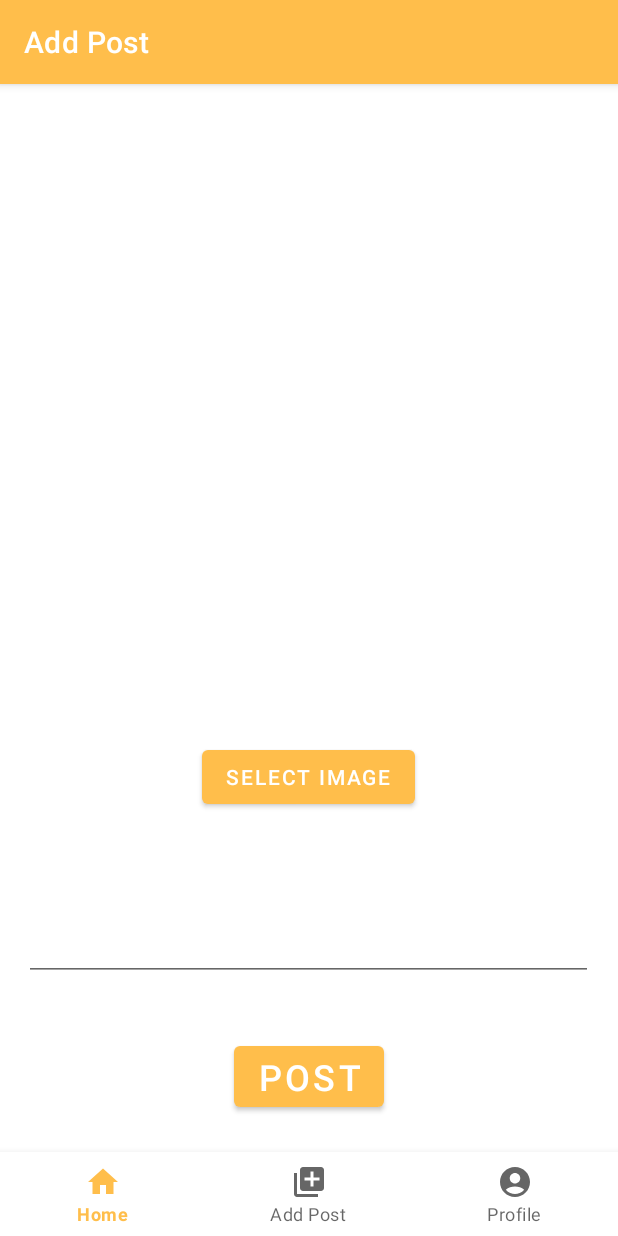
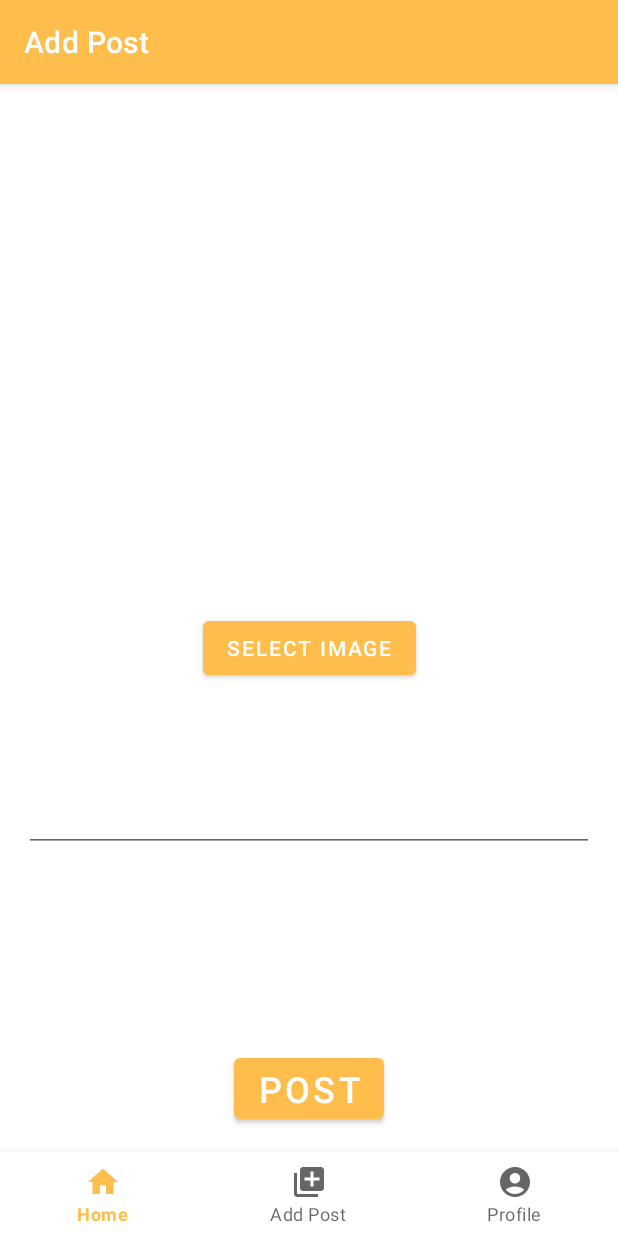
Before and after one commit to FranciscoOliveira7/ReBeal, an Android app: the AddPostFragment screen opened through its navigation route, after a tap on "POST", on a phone screen of 412 x 824 dp. Run offline under Robolectric (Android 15) with nearby library versions, the phone set to English and light mode, and no system bars; our stand-ins replace Firebase (no records; nobody signed in at launch, a user with empty details on screens opened directly), navigation-ui.

```diff
--- a/app/src/main/java/ipca/project/rebeal/ui/addpost/AddPostFragment.kt
+++ b/app/src/main/java/ipca/project/rebeal/ui/addpost/AddPostFragment.kt
@@ -14,6 +14,7 @@ import android.view.LayoutInflater
 import android.view.View
 import android.view.ViewGroup
 import android.widget.ImageView
+import android.widget.Toast
 import com.bumptech.glide.Glide
 import com.bumptech.glide.load.engine.DiskCacheStrategy
 import com.google.firebase.Firebase
@@ -53,6 +54,8 @@ class AddPostFragment : Fragment() {
             uploadImage()
         }
         binding.button.setOnClickListener {
+            if (binding.editTextMultiLine2.text != null)
+                Toast.makeText(requireContext(), "Introduz algo na descrição", Toast.LENGTH_SHORT).show()
             uploadImageToFirebase()
         }
     }
@@ -156,7 +159,7 @@ class AddPostFragment : Fragment() {
                 .into(binding.imageView2)
 
             val bitmap: Bitmap = MediaStore.Images.Media.getBitmap(requireActivity().contentResolver, it)
-            val description = binding.editTextTextMultiLine2.text.toString()
+            val description = binding.editTextMultiLine2.text.toString()
 
             Log.d("Description", "Description: $description")
 
--- a/app/src/main/java/ipca/project/rebeal/ui/home/HomeFragment.kt
+++ b/app/src/main/java/ipca/project/rebeal/ui/home/HomeFragment.kt
@@ -78,9 +78,9 @@ class HomeFragment : Fragment() {
                     val descricao = document.getString("description")
                     val username = document.getString("username") ?: "Sem Username??"
                     val urlToImage = document.getString("imageUrl")
-//                    val date = document.getTimestamp("timestamp")?.toDate() ?: Date()
+                    val date = document.getTimestamp("timestamp")?.toDate() ?: Date()
 
-                    Post(username, descricao, urlToImage, Date())
+                    Post(username, descricao, urlToImage, date)
                 }
 
                 withContext(Dispatchers.Main) {
--- a/app/src/main/java/ipca/project/rebeal/ui/profile/ProfileFragment.kt
+++ b/app/src/main/java/ipca/project/rebeal/ui/profile/ProfileFragment.kt
@@ -77,8 +77,9 @@ class ProfileFragment : Fragment() {
                 for (document in querySnapshot) {
                     val descricao = document.getString("description")
                     val urlToImage = document.getString("imageUrl")
+                    val date = document.getTimestamp("timestamp")?.toDate() ?: Date()
 
-                    val post = Post("?", descricao, urlToImage, Date())
+                    val post = Post("?", descricao, urlToImage, date)
                     posts.add(post)
                 }
 
--- a/app/src/main/res/layout/activity_main.xml
+++ b/app/src/main/res/layout/activity_main.xml
@@ -1,11 +1,10 @@
 <?xml version="1.0" encoding="utf-8"?>
-<androidx.constraintlayout.widget.ConstraintLayout
-    xmlns:android="http://schemas.android.com/apk/res/android"
+<androidx.constraintlayout.widget.ConstraintLayout xmlns:android="http://schemas.android.com/apk/res/android"
     xmlns:app="http://schemas.android.com/apk/res-auto"
     android:id="@+id/container"
     android:layout_width="match_parent"
     android:layout_height="match_parent"
-    android:paddingTop="?attr/actionBarSize" >
+    >
 
     <com.google.android.material.bottomnavigation.BottomNavigationView
         android:id="@+id/nav_view"
@@ -13,7 +12,6 @@
         android:layout_height="wrap_content"
         android:background="?android:attr/windowBackground"
         app:layout_constraintBottom_toBottomOf="parent"
-        app:layout_constraintHorizontal_bias="0.0"
         app:layout_constraintLeft_toLeftOf="parent"
         app:layout_constraintRight_toRightOf="parent"
         app:menu="@menu/bottom_nav_menu" />
@@ -21,15 +19,13 @@
     <fragment
         android:id="@+id/nav_host_fragment_activity_main"
         android:name="androidx.navigation.fragment.NavHostFragment"
-        android:layout_width="411dp"
-        android:layout_height="618dp"
+        android:layout_width="match_parent"
+        android:layout_height="0dp"
         app:defaultNavHost="true"
-        app:layout_constraintBottom_toTopOf="@id/nav_view"
-        app:layout_constraintHorizontal_bias="0.0"
-        app:layout_constraintLeft_toLeftOf="parent"
-        app:layout_constraintRight_toRightOf="parent"
+        app:layout_constraintBottom_toTopOf="@+id/nav_view"
+        app:layout_constraintEnd_toEndOf="parent"
+        app:layout_constraintStart_toStartOf="parent"
         app:layout_constraintTop_toTopOf="parent"
-        app:layout_constraintVertical_bias="0.796"
         app:navGraph="@navigation/mobile_navigation" />
 
 </androidx.constraintlayout.widget.ConstraintLayout>
--- a/app/src/main/res/layout/fragment_add_post.xml
+++ b/app/src/main/res/layout/fragment_add_post.xml
@@ -38,7 +38,7 @@
         app:layout_constraintTop_toBottomOf="@+id/imageView2" />
 
     <EditText
-        android:id="@+id/editTextTextMultiLine2"
+        android:id="@+id/editTextMultiLine2"
         android:layout_width="0dp"
         android:layout_height="wrap_content"
         android:layout_marginStart="16dp"
--- a/app/src/main/res/layout/fragment_home.xml
+++ b/app/src/main/res/layout/fragment_home.xml
@@ -1,11 +1,10 @@
 <?xml version="1.0" encoding="utf-8"?>
-<androidx.constraintlayout.widget.ConstraintLayout
-    xmlns:android="http://schemas.android.com/apk/res/android"
+<androidx.constraintlayout.widget.ConstraintLayout xmlns:android="http://schemas.android.com/apk/res/android"
     xmlns:app="http://schemas.android.com/apk/res-auto"
     xmlns:tools="http://schemas.android.com/tools"
     android:layout_width="match_parent"
     android:layout_height="match_parent"
-    tools:context=".ui.home.HomeFragment" >
+    tools:context=".ui.home.HomeFragment">
 
     <ListView
         android:id="@+id/ListViewPosts"
@@ -20,7 +19,6 @@
         android:id="@+id/buttonLogout"
         android:layout_width="wrap_content"
         android:layout_height="wrap_content"
-        android:layout_marginTop="16dp"
         android:layout_marginEnd="16dp"
         android:text="Logout"
         app:layout_constraintEnd_toEndOf="parent"
```
Also changed, not shown: app/src/main/java/ipca/project/rebeal/MainActivity.kt (+7 -2 lines).
